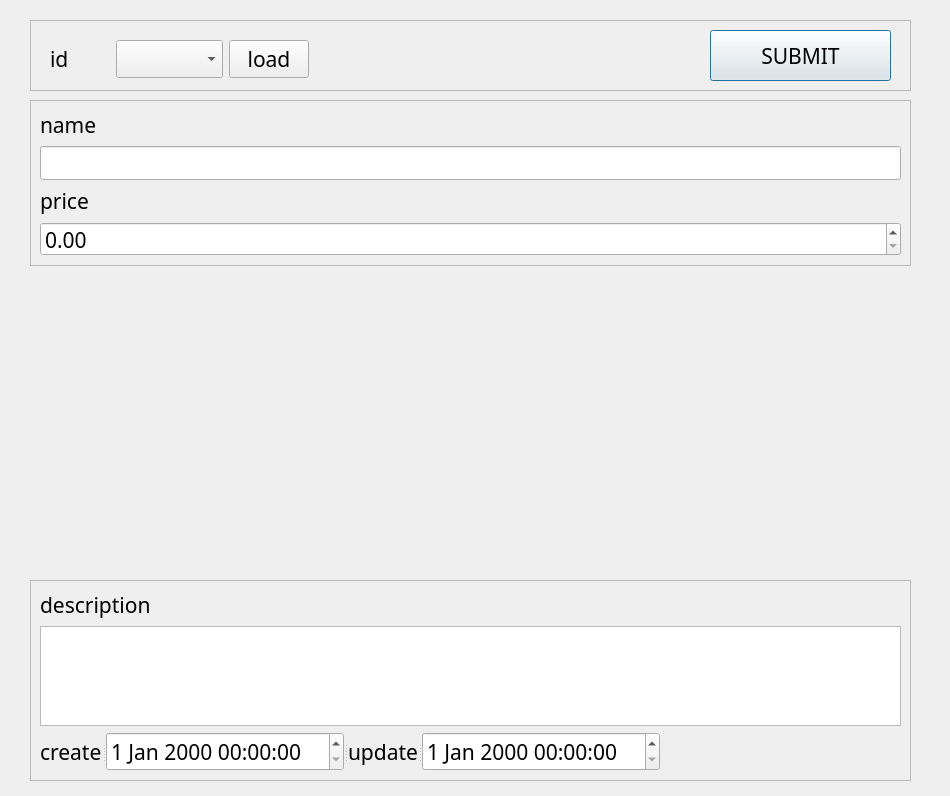
Old version of the form ui/segmentDialog.ui in the repository SuhYeoJee/OrderManager.
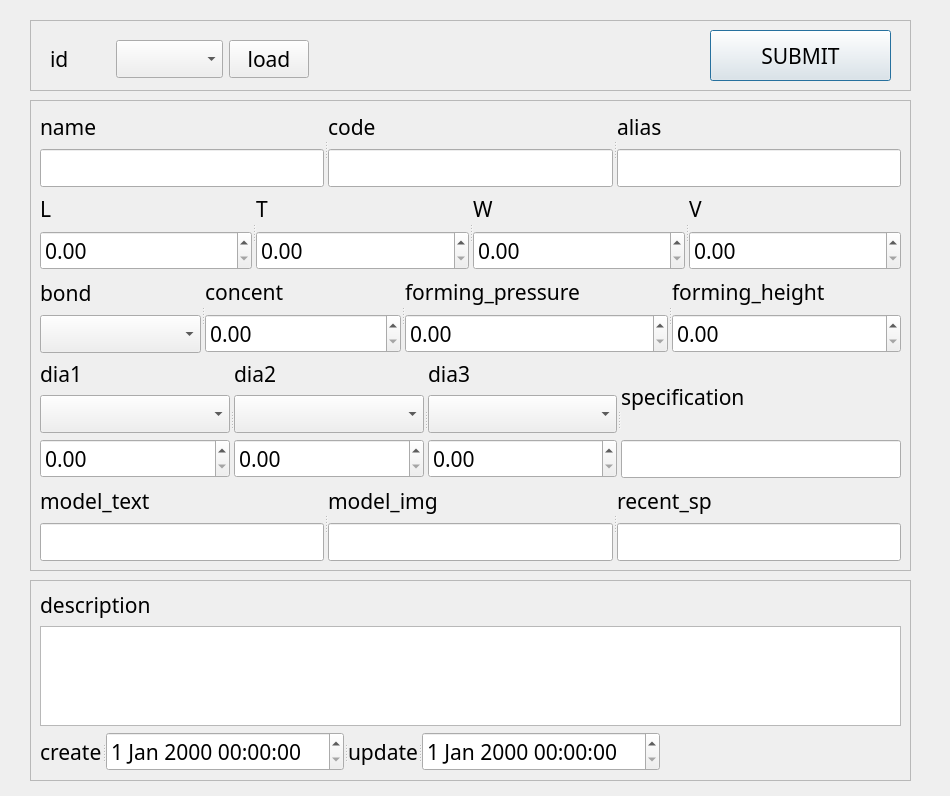
New version of the form.

Commit message: 다이얼로그 자동화

What changed in the file:
```diff
--- a/ui/segmentDialog.ui
+++ b/ui/segmentDialog.ui
@@ -25,7 +25,7 @@
      <x>30</x>
      <y>100</y>
      <width>881</width>
-     <height>166</height>
+     <height>471</height>
     </rect>
    </property>
    <property name="frameShape">
@@ -36,32 +36,370 @@
    </property>
    <layout class="QGridLayout" name="gridLayout">
     <item row="0" column="0">
-     <layout class="QVBoxLayout" name="verticalLayout_5">
-      <item>
-       <widget class="QLabel" name="label_14">
-        <property name="text">
-         <string>name</string>
-        </property>
-       </widget>
-      </item>
-      <item>
-       <widget class="QLineEdit" name="nameLineEdit"/>
-      </item>
-     </layout>
+     <widget class="QSplitter" name="splitter_4">
+      <property name="orientation">
+       <enum>Qt::Horizontal</enum>
+      </property>
+      <widget class="QWidget" name="">
+       <layout class="QVBoxLayout" name="verticalLayout_5">
+        <item>
+         <widget class="QLabel" name="label_14">
+          <property name="text">
+           <string>name</string>
+          </property>
+         </widget>
+        </item>
+        <item>
+         <widget class="QLineEdit" name="nameLineEdit"/>
+        </item>
+       </layout>
+      </widget>
+      <widget class="QWidget" name="layoutWidget_2">
+       <layout class="QVBoxLayout" name="verticalLayout_6">
+        <item>
+         <widget class="QLabel" name="label_18">
+          <property name="text">
+           <string>code</string>
+          </property>
+         </widget>
+        </item>
+        <item>
+         <widget class="QLineEdit" name="codeLineEdit"/>
+        </item>
+       </layout>
+      </widget>
+      <widget class="QWidget" name="layoutWidget_3">
+       <layout class="QVBoxLayout" name="verticalLayout_7">
+        <item>
+         <widget class="QLabel" name="label_19">
+          <property name="text">
+           <string>alias</string>
+          </property>
+         </widget>
+        </item>
+        <item>
+         <widget class="QLineEdit" name="aliasLineEdit"/>
+        </item>
+       </layout>
+      </widget>
+     </widget>
     </item>
     <item row="1" column="0">
-     <layout class="QVBoxLayout" name="verticalLayout">
-      <item>
-       <widget class="QLabel" name="label_13">
-        <property name="text">
-         <string>price</string>
-        </property>
-       </widget>
-      </item>
-      <item>
-       <widget class="QDoubleSpinBox" name="priceDoubleSpinBox"/>
-      </item>
-     </layout>
+     <widget class="QSplitter" name="splitter_3">
+      <property name="orientation">
+       <enum>Qt::Horizontal</enum>
+      </property>
+      <widget class="QWidget" name="">
+       <layout class="QVBoxLayout" name="verticalLayout">
+        <item>
+         <widget class="QLabel" name="label_13">
+          <property name="text">
+           <string>L</string>
+          </property>
+         </widget>
+        </item>
+        <item>
+         <widget class="QDoubleSpinBox" name="lDoubleSpinBox">
+          <property name="maximum">
+           <double>999999.989999999990687</double>
+          </property>
+          <property name="singleStep">
+           <double>0.100000000000000</double>
+          </property>
+         </widget>
+        </item>
+       </layout>
+      </widget>
+      <widget class="QWidget" name="layoutWidget_4">
+       <layout class="QVBoxLayout" name="verticalLayout_2">
+        <item>
+         <widget class="QLabel" name="label_20">
+          <property name="text">
+           <string>T</string>
+          </property>
+         </widget>
+        </item>
+        <item>
+         <widget class="QDoubleSpinBox" name="tDoubleSpinBox">
+          <property name="maximum">
+           <double>999999.989999999990687</double>
+          </property>
+          <property name="singleStep">
+           <double>0.100000000000000</double>
+          </property>
+         </widget>
+        </item>
+       </layout>
+      </widget>
+      <widget class="QWidget" name="layoutWidget_5">
+       <layout class="QVBoxLayout" name="verticalLayout_3">
+        <item>
+         <widget class="QLabel" name="label_21">
+          <property name="text">
+           <string>W</string>
+          </property>
+         </widget>
+        </item>
+        <item>
+         <widget class="QDoubleSpinBox" name="wDoubleSpinBox">
+          <property name="maximum">
+           <double>999999.989999999990687</double>
+          </property>
+          <property name="singleStep">
+           <double>0.100000000000000</double>
+          </property>
+         </widget>
+        </item>
+       </layout>
+      </widget>
+      <widget class="QWidget" name="layoutWidget_6">
+       <layout class="QVBoxLayout" name="verticalLayout_4">
+        <item>
+         <widget class="QLabel" name="label_22">
+          <property name="text">
+           <string>V</string>
+          </property>
+         </widget>
+        </item>
+        <item>
+         <widget class="QDoubleSpinBox" name="vDoubleSpinBox">
+          <property name="maximum">
+           <double>999999.989999999990687</double>
+          </property>
+          <property name="singleStep">
+           <double>0.100000000000000</double>
+          </property>
+         </widget>
+        </item>
+       </layout>
+      </widget>
+     </widget>
+    </item>
+    <item row="2" column="0">
+     <widget class="QSplitter" name="splitter_2">
+      <property name="orientation">
+       <enum>Qt::Horizontal</enum>
+      </property>
+      <widget class="QWidget" name="">
+       <layout class="QVBoxLayout" name="verticalLayout_9">
+        <item>
+         <widget class="QLabel" name="label_24">
+          <property name="text">
+           <string>bond</string>
+          </property>
+         </widget>
+        </item>
+        <item>
+         <widget class="QComboBox" name="bondComboBox"/>
+        </item>
+       </layout>
+      </widget>
+      <widget class="QWidget" name="layoutWidget_7">
+       <layout class="QVBoxLayout" name="verticalLayout_8">
+        <item>
+         <widget class="QLabel" name="label_23">
+          <property name="text">
+           <string>concent</string>
+          </property>
+         </widget>
+        </item>
+        <item>
+         <widget class="QDoubleSpinBox" name="concentDoubleSpinBox">
+          <property name="maximum">
+           <double>999999.989999999990687</double>
+          </property>
+          <property name="singleStep">
+           <double>0.100000000000000</double>
+          </property>
+         </widget>
+        </item>
+       </layout>
+      </widget>
+      <widget class="QWidget" name="layoutWidget_11">
+       <layout class="QVBoxLayout" name="verticalLayout_14">
+        <item>
+         <widget class="QLabel" name="label_29">
+          <property name="text">
+           <string>forming_pressure</string>
+          </property>
+         </widget>
+        </item>
+        <item>
+         <widget class="QDoubleSpinBox" name="forming_pressureDoubleSpinBox">
+          <property name="maximum">
+           <double>999999.989999999990687</double>
+          </property>
+          <property name="singleStep">
+           <double>0.100000000000000</double>
+          </property>
+         </widget>
+        </item>
+       </layout>
+      </widget>
+      <widget class="QWidget" name="layoutWidget_12">
+       <layout class="QVBoxLayout" name="verticalLayout_15">
+        <item>
+         <widget class="QLabel" name="label_30">
+          <property name="text">
+           <string>forming_height</string>
+          </property>
+         </widget>
+        </item>
+        <item>
+         <widget class="QDoubleSpinBox" name="forming_heightDoubleSpinBox">
+          <property name="maximum">
+           <double>999999.989999999990687</double>
+          </property>
+          <property name="singleStep">
+           <double>0.100000000000000</double>
+          </property>
+         </widget>
+        </item>
+       </layout>
+      </widget>
+     </widget>
+    </item>
+    <item row="3" column="0">
+     <widget class="QSplitter" name="splitter_5">
+      <property name="orientation">
+       <enum>Qt::Horizontal</enum>
+      </property>
+      <widget class="QWidget" name="">
+       <layout class="QVBoxLayout" name="verticalLayout_10">
+        <item>
+         <widget class="QLabel" name="label_25">
+          <property name="text">
+           <string>dia1</string>
+          </property>
+         </widget>
+        </item>
+        <item>
+         <widget class="QComboBox" name="dia1ComboBox"/>
+        </item>
+        <item>
+         <widget class="QDoubleSpinBox" name="dia1_rateDoubleSpinBox">
+          <property name="maximum">
+           <double>999999.989999999990687</double>
+          </property>
+          <property name="singleStep">
+           <double>0.100000000000000</double>
+          </property>
+         </widget>
+        </item>
+       </layout>
+      </widget>
+      <widget class="QWidget" name="layoutWidget_9">
+       <layout class="QVBoxLayout" name="verticalLayout_12">
+        <item>
+         <widget class="QLabel" name="label_27">
+          <property name="text">
+           <string>dia2</string>
+          </property>
+         </widget>
+        </item>
+        <item>
+         <widget class="QComboBox" name="dia2ComboBox"/>
+        </item>
+        <item>
+         <widget class="QDoubleSpinBox" name="dia2_rateDoubleSpinBox">
+          <property name="maximum">
+           <double>999999.989999999990687</double>
+          </property>
+          <property name="singleStep">
+           <double>0.100000000000000</double>
+          </property>
+         </widget>
+        </item>
+       </layout>
+      </widget>
+      <widget class="QWidget" name="layoutWidget_10">
+       <layout class="QVBoxLayout" name="verticalLayout_13">
+        <item>
+         <widget class="QLabel" name="label_28">
+          <property name="text">
+           <string>dia3</string>
+          </property>
+         </widget>
+        </item>
+        <item>
+         <widget class="QComboBox" name="dia3ComboBox"/>
+        </item>
+        <item>
+         <widget class="QDoubleSpinBox" name="dia3_rateDoubleSpinBox">
+          <property name="maximum">
+           <double>999999.989999999990687</double>
+          </property>
+          <property name="singleStep">
+           <double>0.100000000000000</double>
+          </property>
+         </widget>
+        </item>
+       </layout>
+      </widget>
+      <widget class="QWidget" name="layoutWidget_8">
+       <layout class="QVBoxLayout" name="verticalLayout_11">
+        <item>
+         <widget class="QLabel" name="label_26">
+          <property name="text">
+           <string>specification</string>
+          </property>
+         </widget>
+        </item>
+        <item>
+         <widget class="QLineEdit" name="specificationLineEdit"/>
+        </item>
+       </layout>
+      </widget>
+     </widget>
+    </item>
+    <item row="4" column="0">
+     <widget class="QSplitter" name="splitter_6">
+      <property name="orientation">
+       <enum>Qt::Horizontal</enum>
+      </property>
+      <widget class="QWidget" name="layoutWidget_13">
+       <layout class="QVBoxLayout" name="verticalLayout_16">
+        <item>
+         <widget class="QLabel" name="label_31">
+          <property name="text">
+           <string>model_text</string>
+          </property>
+         </widget>
+        </item>
+        <item>
+         <widget class="QLineEdit" name="model_textLineEdit"/>
+        </item>
+       </layout>
+      </widget>
+      <widget class="QWidget" name="layoutWidget_14">
+       <layout class="QVBoxLayout" name="verticalLayout_17">
+        <item>
+         <widget class="QLabel" name="label_32">
+          <property name="text">
+           <string>model_img</string>
+          </property>
+         </widget>
+        </item>
+        <item>
+         <widget class="QLineEdit" name="model_imgLineEdit"/>
+        </item>
+       </layout>
+      </widget>
+      <widget class="QWidget" name="layoutWidget_15">
+       <layout class="QVBoxLayout" name="verticalLayout_18">
+        <item>
+         <widget class="QLabel" name="label_33">
+          <property name="text">
+           <string>recent_sp</string>
+          </property>
+         </widget>
+        </item>
+        <item>
+         <widget class="QLineEdit" name="recent_spLineEdit"/>
+        </item>
+       </layout>
+      </widget>
+     </widget>
     </item>
    </layout>
   </widget>
```
The commit also changes 2 other files.
